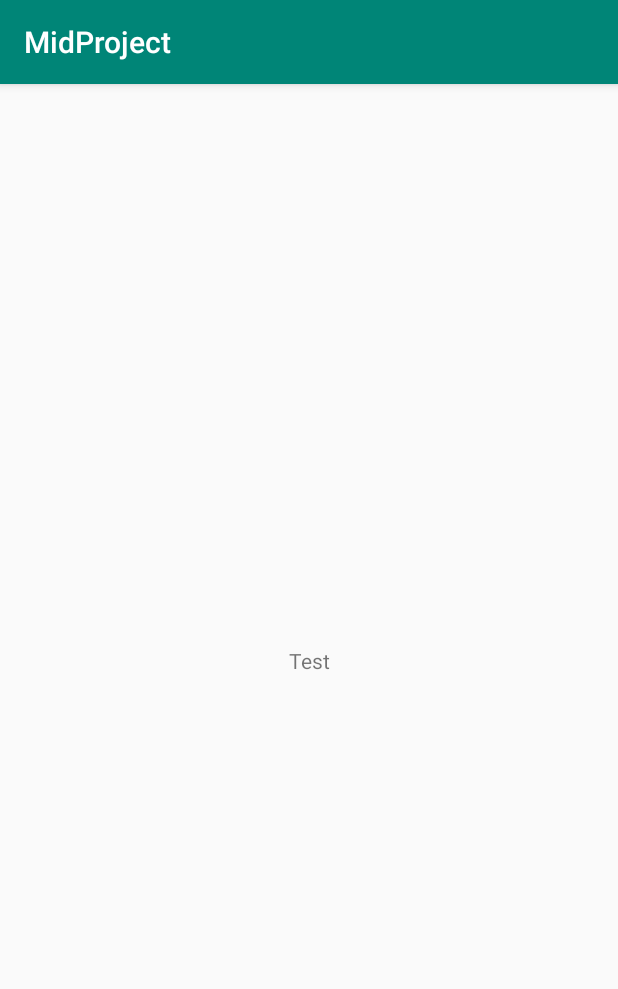
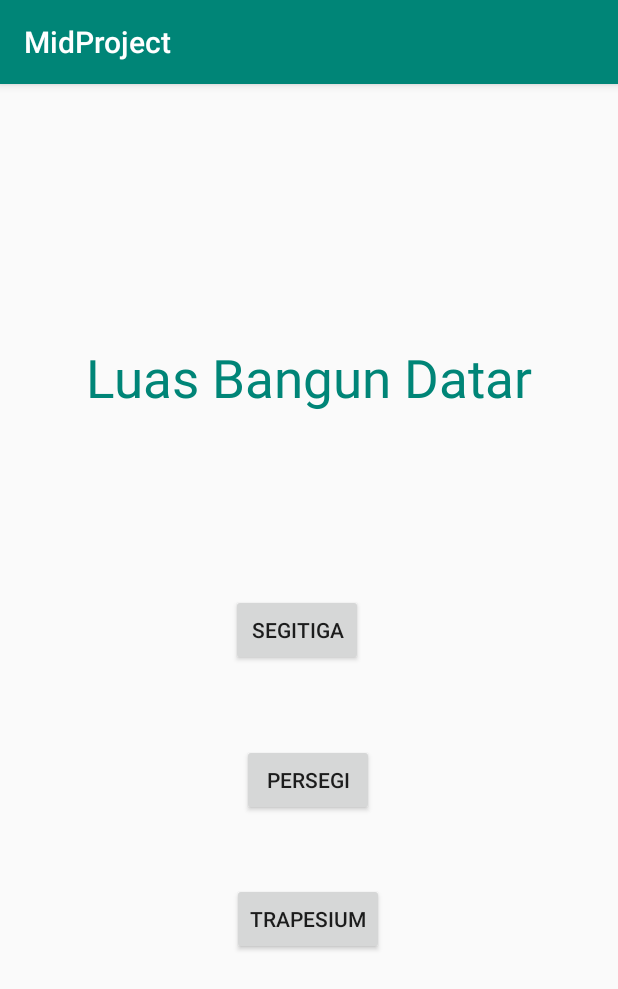
Before and after one commit to CesarDarryl/MidProject, an Android app: the screen it shows after launch (MainActivity), on a phone screen of 412 x 824 dp. Shown: the top 989 px of the screen. Run offline under Robolectric (Android 15) with nearby library versions, the phone set to English and light mode, and no system bars.

Commit message:
Base on progress 1

```diff
--- a/app/src/main/java/com/example/midproject/MainActivity.java
+++ b/app/src/main/java/com/example/midproject/MainActivity.java
@@ -3,6 +3,7 @@ package com.example.midproject;
 import androidx.appcompat.app.AppCompatActivity;
 
 import android.os.Bundle;
+import android.view.View;
 
 public class MainActivity extends AppCompatActivity {
 
@@ -11,4 +12,13 @@ public class MainActivity extends AppCompatActivity {
         super.onCreate(savedInstanceState);
         setContentView(R.layout.activity_main);
     }
+
+    public void Persegi(View view) {
+    }
+
+    public void Segitiga(View view) {
+    }
+
+    public void Trapesium(View view) {
+    }
 }
--- a/app/src/main/res/layout/activity_main.xml
+++ b/app/src/main/res/layout/activity_main.xml
@@ -7,12 +7,53 @@
     tools:context=".MainActivity">
 
     <TextView
+        android:id="@+id/Text"
         android:layout_width="wrap_content"
         android:layout_height="wrap_content"
-        android:text="Test"
-        app:layout_constraintBottom_toBottomOf="parent"
-        app:layout_constraintLeft_toLeftOf="parent"
-        app:layout_constraintRight_toRightOf="parent"
+        android:layout_marginTop="172dp"
+        android:text="Luas Bangun Datar"
+        android:textColor="@color/colorPrimary"
+        android:textSize="35dp"
+        app:layout_constraintEnd_toEndOf="parent"
+        app:layout_constraintStart_toStartOf="parent"
         app:layout_constraintTop_toTopOf="parent" />
 
+    <Button
+        android:id="@+id/Segitiga"
+        android:layout_width="wrap_content"
+        android:layout_height="wrap_content"
+        android:layout_marginBottom="380dp"
+        android:onClick="Segitiga"
+        android:text="Segitiga"
+        app:layout_constraintBottom_toBottomOf="parent"
+        app:layout_constraintEnd_toEndOf="parent"
+        app:layout_constraintHorizontal_bias="0.476"
+        app:layout_constraintStart_toStartOf="parent" />
+
+    <Button
+        android:id="@+id/button2"
+        android:layout_width="wrap_content"
+        android:layout_height="wrap_content"
+        android:layout_marginTop="52dp"
+        android:onClick="Persegi"
+        android:text="Persegi"
+        app:layout_constraintEnd_toEndOf="parent"
+        app:layout_constraintHorizontal_bias="0.498"
+        app:layout_constraintStart_toStartOf="parent"
+        app:layout_constraintTop_toBottomOf="@+id/Segitiga" />
+
+    <Button
+        android:id="@+id/button3"
+        android:layout_width="wrap_content"
+        android:layout_height="wrap_content"
+        android:layout_marginStart="4dp"
+        android:text="Trapesium"
+        android:onClick="Trapesium"
+        app:layout_constraintBottom_toBottomOf="parent"
+        app:layout_constraintEnd_toEndOf="parent"
+        app:layout_constraintHorizontal_bias="0.491"
+        app:layout_constraintStart_toStartOf="parent"
+        app:layout_constraintTop_toBottomOf="@+id/button2"
+        app:layout_constraintVertical_bias="0.193" />
+
 </androidx.constraintlayout.widget.ConstraintLayout>
```
